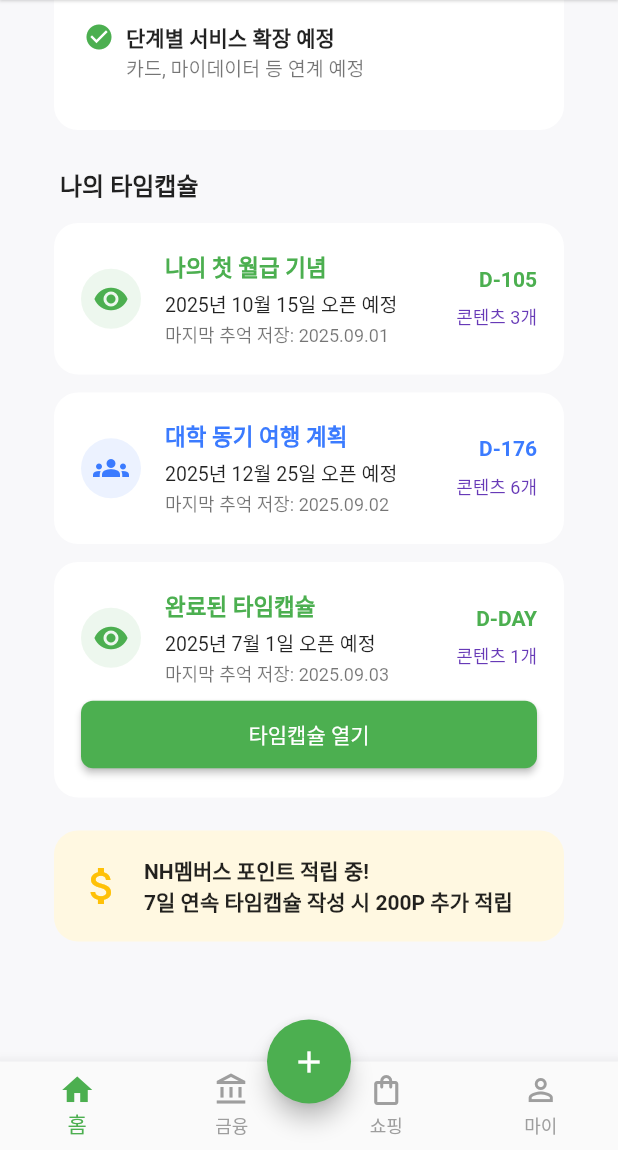
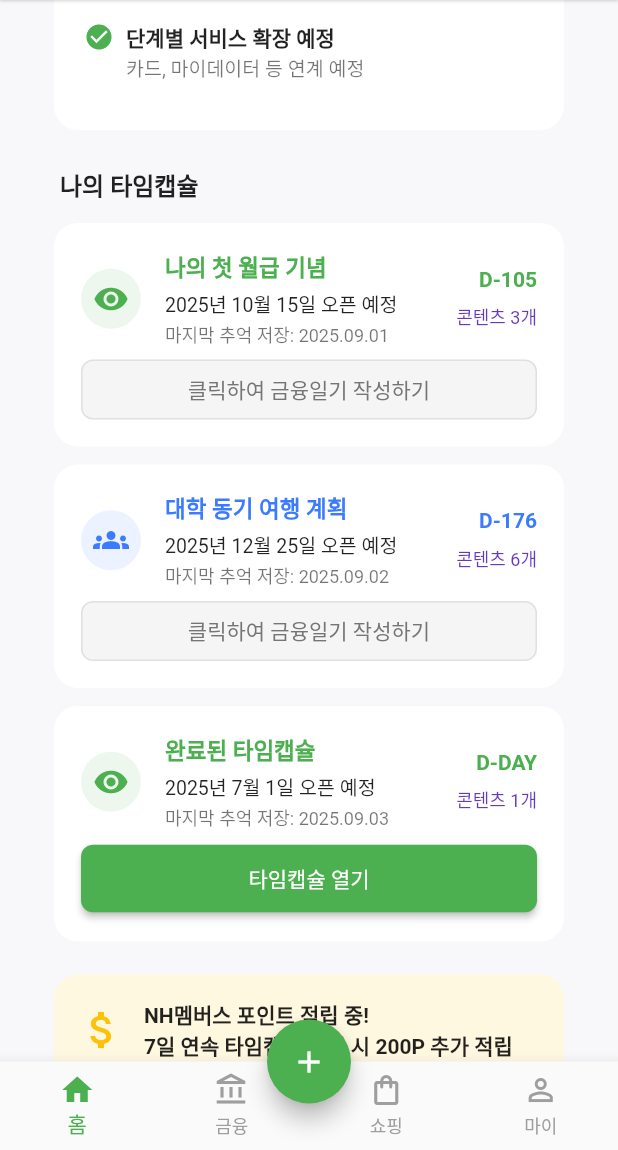
Before and after one commit to Sqaure-JE/NH-time-capsule, a Flutter app: the screen it shows after launch, scrolled down 544 dp, on a phone screen of 412 x 824 dp, the part 86-1236 px from its top. Run offline on Flutter 3.47's test engine with Material 3 defaults, Android fonts, the phone set to English and light mode, and no system bars; our stand-ins replace image_picker, sqflite; accounts and stored records are empty.

Commit message:
feat: 타임캡슐 클릭 시 금융일기 작성 화면으로 연결 기능 추가
- 열기 불가능한 타임캡슐 클릭 시 금융일기 작성 화면으로 이동
- 캡슐 열기 가능 여부에 따른 조건부 네비게이션 구현
- UI 개선: 힌트 텍스트 '클릭하여 금융일기 작성하기' 추가
- showOpenButton 파라미터 제거 및 로직 단순화
- 캡슐 정보를 금융일기 작성 화면에 전달하도록 개선

```diff
--- a/lib/presentation/screens/home/home_screen.dart
+++ b/lib/presentation/screens/home/home_screen.dart
@@ -62,7 +62,6 @@ class _HomeScreenState extends State<HomeScreen> with WidgetsBindingObserver {
         isOpened: false,
       ),
       'contentCount': 1,
-      'showOpenButton': true,
     },
   ];
 
@@ -399,16 +398,15 @@ class _ServiceInfoSection extends StatelessWidget {
         color: Colors.white,
         borderRadius: BorderRadius.circular(16),
       ),
-      child: Column(
+      child: const Column(
         crossAxisAlignment: CrossAxisAlignment.start,
         children: [
-          const Text('금융 타임캡슐 서비스',
+          Text('금융 타임캡슐 서비스',
               style: TextStyle(fontWeight: FontWeight.bold, fontSize: 16)),
-          const SizedBox(height: 16),
-          const _ServiceInfoRow(
-              '금융활동과 일상의 추억을 함께 저장', '은행 거래 내역과 함께 사진, 영상 기록'),
-          const _ServiceInfoRow('3개월, 6개월, 1년 등 보관 기간 설정', '원하는 미래 시점에 추억 확인'),
-          const _ServiceInfoRow('단계별 서비스 확장 예정', '카드, 마이데이터 등 연계 예정'),
+          SizedBox(height: 16),
+          _ServiceInfoRow('금융활동과 일상의 추억을 함께 저장', '은행 거래 내역과 함께 사진, 영상 기록'),
+          _ServiceInfoRow('3개월, 6개월, 1년 등 보관 기간 설정', '원하는 미래 시점에 추억 확인'),
+          _ServiceInfoRow('단계별 서비스 확장 예정', '카드, 마이데이터 등 연계 예정'),
         ],
       ),
     );
@@ -472,7 +470,6 @@ class _MyCapsulesSection extends StatelessWidget {
             .map((c) => _MyCapsuleCard(
                   capsule: c['capsule'] as Capsule,
                   contentCount: c['contentCount'] as int,
-                  showOpenButton: c['showOpenButton'] == true,
                   onContentAdded: onContentAdded,
                 ))
             .toList(),
@@ -484,13 +481,11 @@ class _MyCapsulesSection extends StatelessWidget {
 class _MyCapsuleCard extends StatelessWidget {
   final Capsule capsule;
   final int contentCount;
-  final bool showOpenButton;
   final void Function(String capsuleId)? onContentAdded;
 
   const _MyCapsuleCard({
     required this.capsule,
     required this.contentCount,
-    this.showOpenButton = false,
     this.onContentAdded,
   });
 
@@ -501,12 +496,27 @@ class _MyCapsuleCard extends StatelessWidget {
         ? const Color(0xFF4CAF50)
         : const Color(0xFF3B7BFF);
 
+    // 캡슐이 열기 가능한지 확인 (D-Day가 0 이하이고 아직 열리지 않은 경우)
+    final isOpenable = dDay <= 0 && !capsule.isOpened;
+
     return GestureDetector(
       onTap: () async {
-        final result = await Navigator.pushNamed(context, '/detail',
-            arguments: capsule.id);
-        if (result == 'contentAdded' && onContentAdded != null) {
-          onContentAdded!(capsule.id);
+        if (isOpenable) {
+          // 캡슐 열기가 가능한 경우 detail 화면으로 이동
+          final result = await Navigator.pushNamed(context, '/detail',
+              arguments: capsule.id);
+          if (result == 'contentAdded' && onContentAdded != null) {
+            onContentAdded!(capsule.id);
+          }
+        } else {
+          // 캡슐 열기가 불가능한 경우 금융일기 작성 화면으로 이동
+          await Navigator.pushNamed(context, '/capsule_write', arguments: {
+            'capsuleType': capsule.type,
+            'capsuleInfo': {
+              'id': capsule.id,
+              'title': capsule.title,
+            }
+          });
         }
       },
       child: Container(
@@ -565,7 +575,7 @@ class _MyCapsuleCard extends StatelessWidget {
                 ),
               ],
             ),
-            if (showOpenButton)
+            if (isOpenable)
               Padding(
                 padding: const EdgeInsets.only(top: 8.0),
                 child: ElevatedButton(
@@ -583,6 +593,29 @@ class _MyCapsuleCard extends StatelessWidget {
                     minimumSize: const Size(double.infinity, 40),
                   ),
                   child: const Text('타임캡슐 열기'),
+                ),
+              )
+            else
+              Padding(
+                padding: const EdgeInsets.only(top: 8.0),
+                child: Container(
+                  width: double.infinity,
+                  height: 40,
+                  decoration: BoxDecoration(
+                    color: Colors.grey[100],
+                    borderRadius: BorderRadius.circular(8),
+                    border: Border.all(color: Colors.grey[300]!),
+                  ),
+                  child: Center(
+                    child: Text(
+                      '클릭하여 금융일기 작성하기',
+                      style: TextStyle(
+                        color: Colors.grey[600],
+                        fontWeight: FontWeight.w500,
+                        fontSize: 14,
+                      ),
+                    ),
+                  ),
                 ),
               ),
           ],
```
